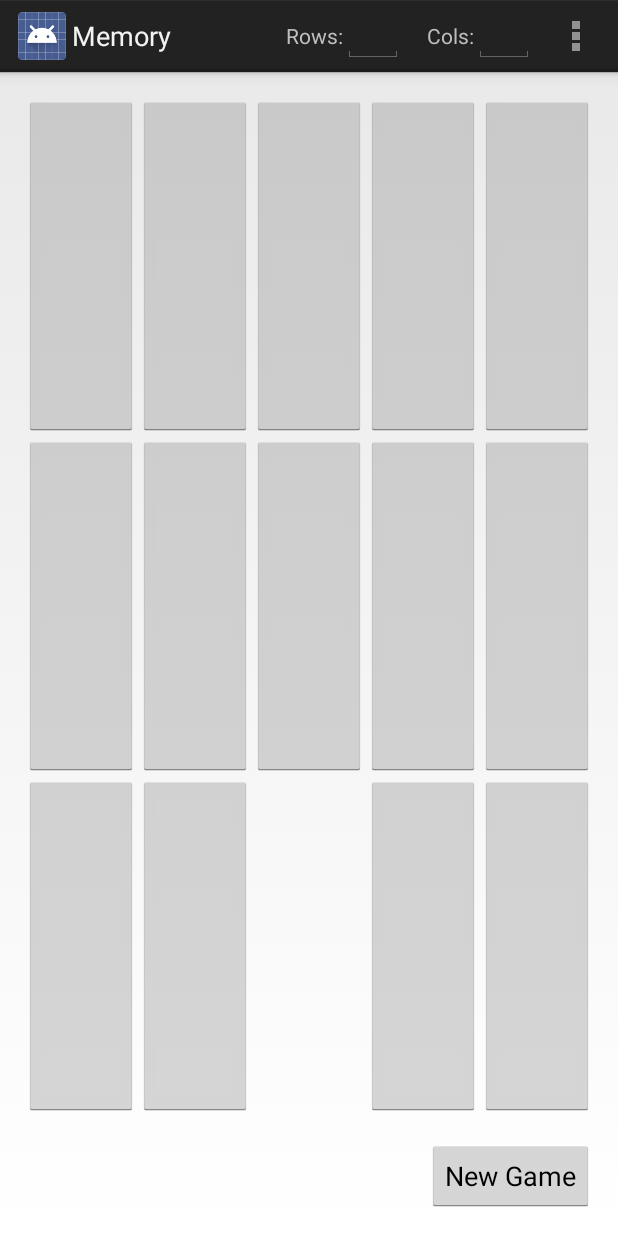
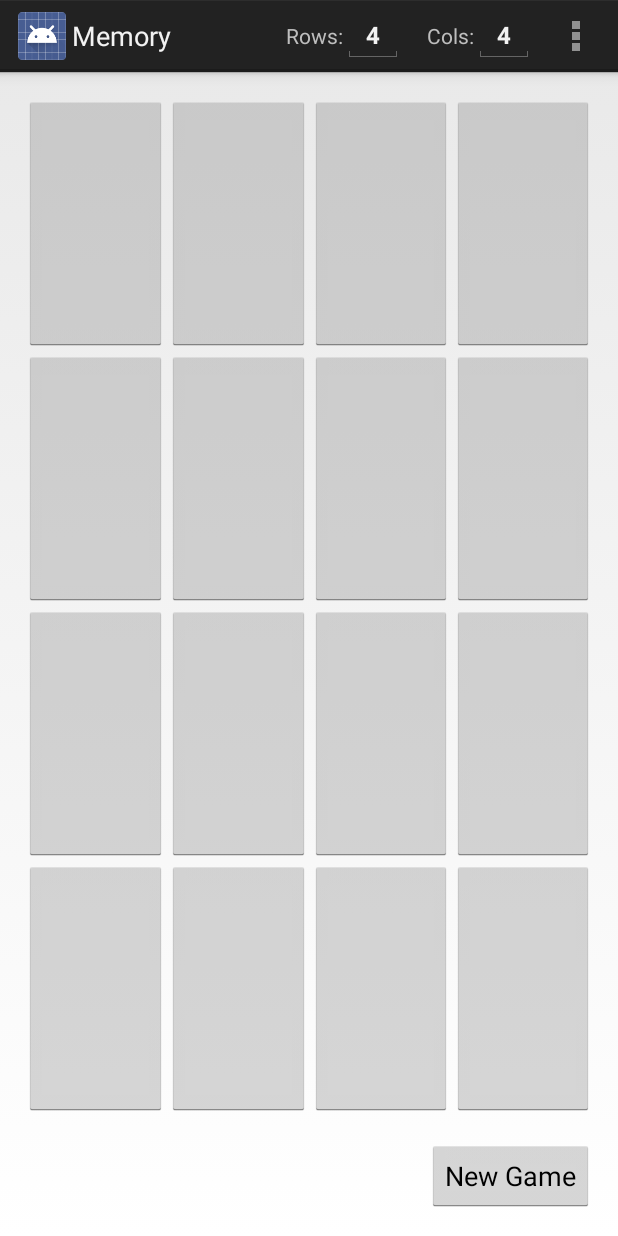
Before and after one commit to TampaBayAndroid/Memory, an Android app: the screen it shows after launch (MemoryActivity), on a phone screen of 412 x 824 dp. Run offline under Robolectric (Android 15) with nearby library versions, the phone set to English and light mode, and no system bars.

Commit message:
* Changed default dimensions to 4 x 4 * Added initial rows and columns values to action bar

```diff
--- a/app/src/main/java/org/tbadg/memory/MemoryActivity.java
+++ b/app/src/main/java/org/tbadg/memory/MemoryActivity.java
@@ -28,8 +28,8 @@ import java.util.Random;
 public class MemoryActivity extends Activity implements TextView.OnEditorActionListener {
     private static final String TAG = "MemoryActivity";
 
-    private static final int DEFAULT_NUM_ROWS = 3;
-    private static final int DEFAULT_NUM_COLS = 5;
+    private static final int DEFAULT_NUM_ROWS = 4;
+    private static final int DEFAULT_NUM_COLS = 4;
     private static final int CARDS_MATCHED_TIMEOUT_IN_MILLIS = 250;
     private static final int NO_MATCH_TIMEOUT_IN_MILLIS = 1000;
 
@@ -77,10 +77,12 @@ public class MemoryActivity extends Activity implements TextView.OnEditorActionL
         EditText rows = (EditText) menu.findItem(R.id.menu_rows)
                                        .getActionView().findViewById(R.id.rows);
         rows.setOnEditorActionListener(this);
+        rows.setText(String.valueOf(mNumRows));
 
         EditText cols = (EditText) menu.findItem(R.id.menu_cols)
                                         .getActionView().findViewById(R.id.cols);
         cols.setOnEditorActionListener(this);
+        cols.setText(String.valueOf(mNumCols));
 
         return(super.onCreateOptionsMenu(menu));
     }
```
